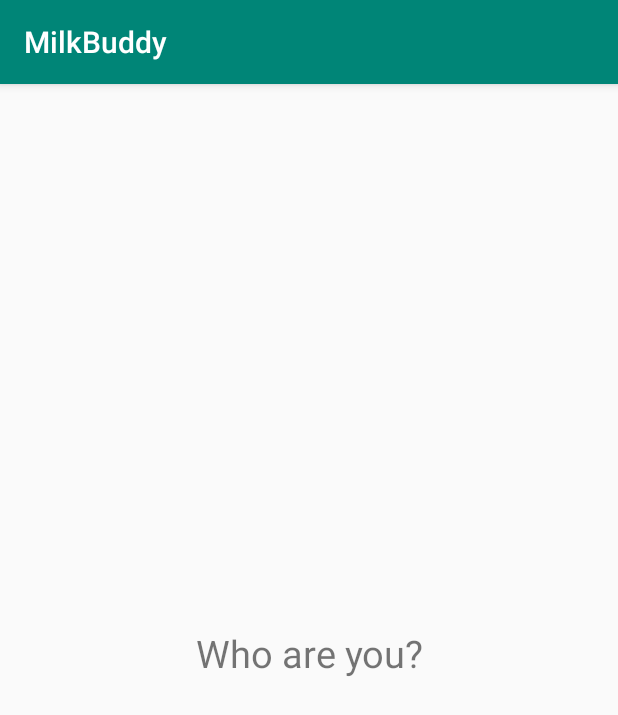
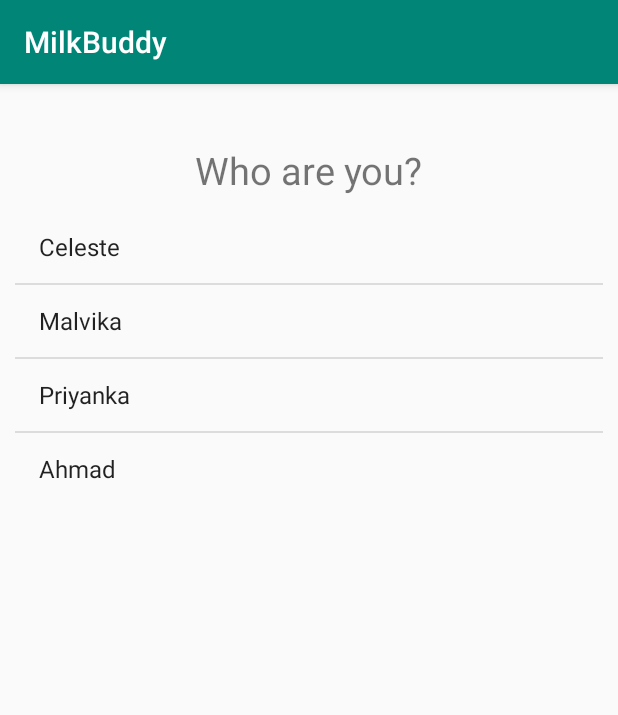
Before and after one commit to cocassel/milk-buddy, an Android app: the screen it shows after launch (TransporterLogin), after a tap on "TRANSPORTER", on a phone screen of 412 x 824 dp. Shown: the top 715 px of the screen. Run offline under Robolectric (Android 15) with nearby library versions, the phone set to English and light mode, and no system bars.

Commit message:
Added functionality to see users on the transporter login page

```diff
--- a/MilkBuddy/app/src/main/java/com/kkfc/milkbuddy/DatabaseHelper.java
+++ b/MilkBuddy/app/src/main/java/com/kkfc/milkbuddy/DatabaseHelper.java
@@ -9,17 +9,6 @@ import android.util.Log;
 public class DatabaseHelper extends SQLiteOpenHelper {
 
     public static final String DATABASE_NAME = "dairy.db";
-
-
-    // User_type table info. A user consists of anyone who actually uses the mobile app
-    public static final String TABLE_USER_TYPE = "user_type_table";
-    public static final String USER_TYPE_ID = "type_id";
-    public static final String USER_TYPE_DEFINITION = "type";
-
-    private String TABLE_CREATE_USER_TYPE = "CREATE TABLE " + TABLE_USER_TYPE + " (" +
-            USER_TYPE_ID + " integer PRIMARY KEY," +
-            USER_TYPE_DEFINITION + " text UNIQUE);";
-
 
     // User table info. A user consists of anyone who actually uses the mobile app
     public static final String TABLE_USER = "user_table";
@@ -36,7 +25,7 @@ public class DatabaseHelper extends SQLiteOpenHelper {
             USER_ID + " integer PRIMARY KEY AUTOINCREMENT," +
             USER_USERNAME + " text UNIQUE," +
             USER_PASSWORD + " text," +
-            USER_TYPE + " integer REFERENCES " + TABLE_USER_TYPE + " (" + USER_TYPE_ID + ")," +
+            USER_TYPE + " text, " +
             USER_FIRST_NAME + " text, " +
             USER_LAST_NAME + " text, " +
             USER_PHONE_NUMBER + " text, " +
@@ -148,18 +137,46 @@ public class DatabaseHelper extends SQLiteOpenHelper {
     @Override
     public void onCreate(SQLiteDatabase sqLiteDatabase) {
         //Log.i("state", TABLE_CREATE_USER);
-        sqLiteDatabase.execSQL(TABLE_CREATE_USER_TYPE);
         sqLiteDatabase.execSQL(TABLE_CREATE_USER);
         sqLiteDatabase.execSQL(TABLE_CREATE_FARMER);
         sqLiteDatabase.execSQL(TABLE_CREATE_ROUTE);
         sqLiteDatabase.execSQL(TABLE_CREATE_CONTAINER);
         sqLiteDatabase.execSQL(TABLE_CREATE_TRANSPORTER_DATA);
         sqLiteDatabase.execSQL(TABLE_CREATE_PLANT_DATA);
+
+        // TODO get rid of this. For now, use this to insert dummy data
+
+        String dummy_data_1 = "INSERT INTO " + TABLE_USER + "(" +
+                USER_USERNAME + "," + USER_PASSWORD + "," + USER_TYPE + "," + USER_FIRST_NAME + ","
+                + USER_LAST_NAME + "," + USER_PHONE_NUMBER + "," + USER_GENDER + ")" +
+                " VALUES('aa','b','c','Celeste','e','f','g')";
+
+        String dummy_data_2 = "INSERT INTO " + TABLE_USER + "(" +
+                USER_USERNAME + "," + USER_PASSWORD + "," + USER_TYPE + "," + USER_FIRST_NAME + ","
+                + USER_LAST_NAME + "," + USER_PHONE_NUMBER + "," + USER_GENDER + ")" +
+                " VALUES('ab','b','c','Malvika','e','f','g')";
+
+        String dummy_data_3 = "INSERT INTO " + TABLE_USER + "(" +
+                USER_USERNAME + "," + USER_PASSWORD + "," + USER_TYPE + "," + USER_FIRST_NAME + ","
+                + USER_LAST_NAME + "," + USER_PHONE_NUMBER + "," + USER_GENDER + ")" +
+                " VALUES('ac','b','c','Priyanka','e','f','g')";
+
+        String dummy_data_4 = "INSERT INTO " + TABLE_USER + "(" +
+                USER_USERNAME + "," + USER_PASSWORD + "," + USER_TYPE + "," + USER_FIRST_NAME + ","
+                + USER_LAST_NAME + "," + USER_PHONE_NUMBER + "," + USER_GENDER + ")" +
+                " VALUES('ad','b','c','Ahmad','e','f','g')";
+
+
+        sqLiteDatabase.execSQL(dummy_data_1);
+        sqLiteDatabase.execSQL(dummy_data_2);
+        sqLiteDatabase.execSQL(dummy_data_3);
+        sqLiteDatabase.execSQL(dummy_data_4);
+
+
     }
 
     @Override
     public void onUpgrade(SQLiteDatabase SQLiteDatabase, int i, int i1) {
-        SQLiteDatabase.execSQL("DROP TABLE IF EXISTS " + TABLE_USER_TYPE);
         SQLiteDatabase.execSQL("DROP TABLE IF EXISTS " + TABLE_USER);
         SQLiteDatabase.execSQL("DROP TABLE IF EXISTS " + TABLE_FARMER);
         SQLiteDatabase.execSQL("DROP TABLE IF EXISTS " + TABLE_ROUTE);
--- a/MilkBuddy/app/src/main/java/com/kkfc/milkbuddy/TransporterLogin.java
+++ b/MilkBuddy/app/src/main/java/com/kkfc/milkbuddy/TransporterLogin.java
@@ -4,16 +4,41 @@ import androidx.appcompat.app.AppCompatActivity;
 
 import android.database.Cursor;
 import android.os.Bundle;
+import android.widget.ArrayAdapter;
+import android.widget.ListView;
+import android.widget.Toast;
+
+import java.util.ArrayList;
 
 public class TransporterLogin extends AppCompatActivity {
 
     DatabaseHelper db;
+    ArrayList<String> listItem;
+    ArrayAdapter adapter;
+    private ListView transporterListView;
 
     @Override
     protected void onCreate(Bundle savedInstanceState) {
         super.onCreate(savedInstanceState);
         setContentView(R.layout.activity_transporter_login);
         db = new DatabaseHelper(this);
+
         Cursor cursor = db.fetchUsers();
+        listItem = new ArrayList<>();
+        transporterListView = findViewById(R.id.list_view);
+
+        if(cursor.getCount() == 0) {
+
+            Toast.makeText(this, "No data to show", Toast.LENGTH_LONG).show();
+        }
+        else {
+            StringBuffer buffer = new StringBuffer();
+            while(cursor.moveToNext()) {
+                // TODO check user type for transporter
+                listItem.add(cursor.getString(4));
+            }
+            adapter = new ArrayAdapter(this, android.R.layout.simple_list_item_1, listItem);
+            transporterListView.setAdapter(adapter);
+        }
     }
 }
--- a/MilkBuddy/app/src/main/res/layout/activity_transporter_login.xml
+++ b/MilkBuddy/app/src/main/res/layout/activity_transporter_login.xml
@@ -6,20 +6,28 @@
     android:layout_height="match_parent"
     tools:context=".TransporterLogin">
 
-    <TextView
-        android:id="@+id/textView"
-        android:layout_width="wrap_content"
-        android:layout_height="wrap_content"
-        android:layout_marginStart="177dp"
-        android:layout_marginLeft="177dp"
-        android:layout_marginTop="351dp"
-        android:layout_marginEnd="176dp"
-        android:layout_marginRight="176dp"
-        android:layout_marginBottom="361dp"
-        android:text="Who are you?"
-        app:layout_constraintBottom_toBottomOf="parent"
-        app:layout_constraintEnd_toEndOf="parent"
-        app:layout_constraintStart_toStartOf="parent"
-        app:layout_constraintTop_toTopOf="parent"
-        android:textSize="25sp"/>
+
+    <LinearLayout
+        android:layout_width="match_parent"
+        android:layout_height="match_parent"
+        android:orientation="vertical"
+        android:gravity="center_horizontal">
+
+        <TextView
+            android:id="@+id/textView"
+            android:layout_width="wrap_content"
+            android:layout_height="wrap_content"
+            android:text="Who are you?"
+            android:layout_marginTop="40dp"
+            android:textSize="25sp" />
+
+        <ListView
+            android:id="@+id/list_view"
+            android:layout_width="match_parent"
+            android:layout_height="wrap_content"
+            android:dividerHeight="1dp"
+            android:padding="10dp"></ListView>
+
+    </LinearLayout>
+
 </androidx.constraintlayout.widget.ConstraintLayout>
```
